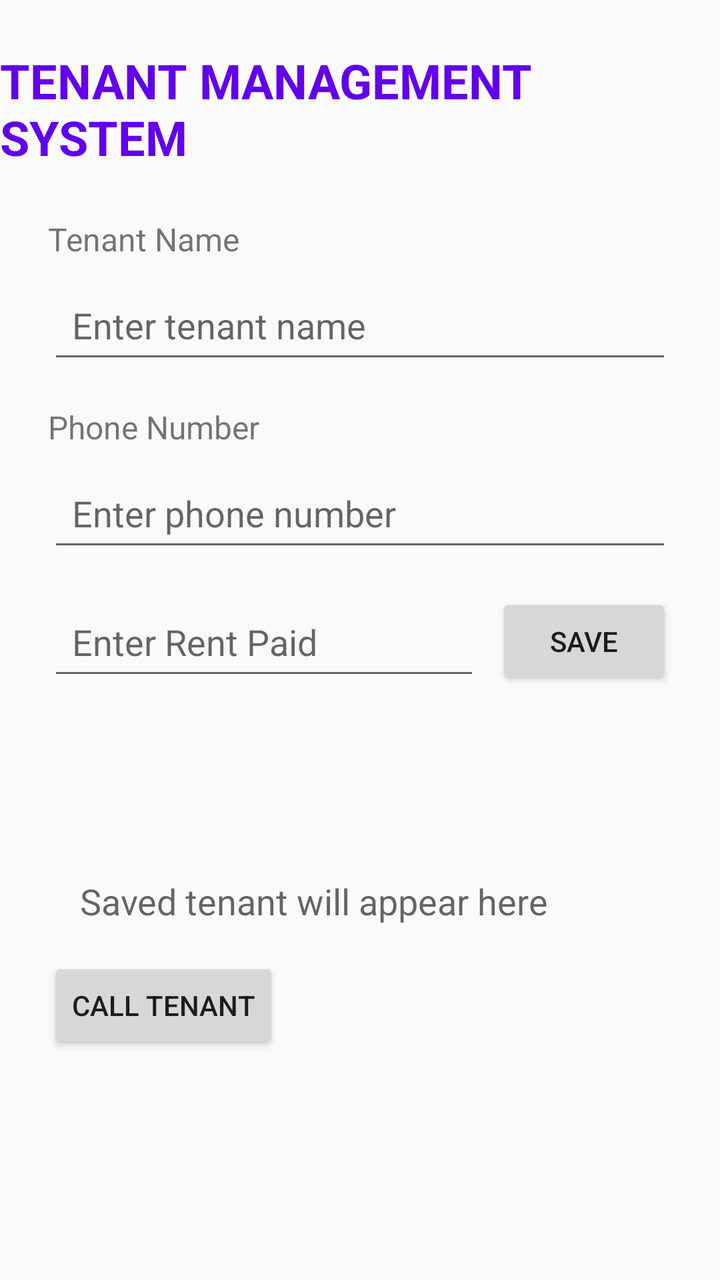
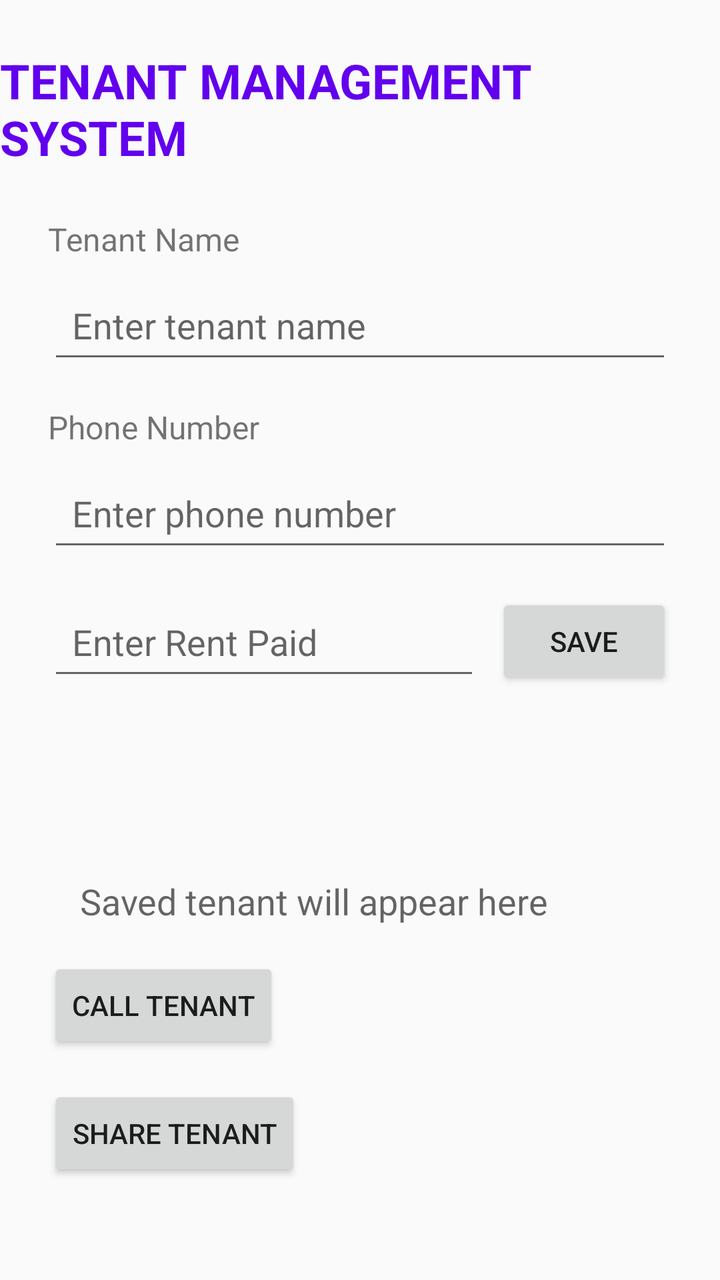

Two renders of the same Android screen: before a commit and after it. Below are the layout's source before the change and the commit's diff.
<!-- AndroidManifest.xml: application theme Theme.TenantManagementSystemLab -->
<!-- res/layout/activity_main.xml -->
<?xml version="1.0" encoding="utf-8"?>
<layout
    xmlns:android="http://schemas.android.com/apk/res/android"
    xmlns:app="http://schemas.android.com/apk/res-auto">

    <data>
        <variable
            name="tenant"
            type="com.example.tenantmanagementsystemlab.Tenant" />
    </data>

    <androidx.constraintlayout.widget.ConstraintLayout
        android:layout_width="match_parent"
        android:layout_height="match_parent">

        <TextView
            android:id="@+id/titleTextView"
            android:textColor="#6200EE"
            android:layout_width="wrap_content"
            android:layout_height="wrap_content"
            android:text="TENANT MANAGEMENT SYSTEM"
            android:textSize="24sp"
            android:textStyle="bold"
            android:layout_marginTop="24dp"
            app:layout_constraintTop_toTopOf="parent"
            app:layout_constraintStart_toStartOf="parent"
            app:layout_constraintEnd_toEndOf="parent" />

        <TextView
            android:id="@+id/tenantNameLabel"
            android:layout_width="wrap_content"
            android:layout_height="wrap_content"
            android:text="Tenant Name"
            android:textSize="16sp"
            android:layout_marginTop="24dp"
            android:layout_marginStart="24dp"
            app:layout_constraintTop_toBottomOf="@id/titleTextView"
            app:layout_constraintStart_toStartOf="parent" />

        <EditText
            android:id="@+id/tenantNameEditText"
            android:layout_width="0dp"
            android:layout_height="wrap_content"
            android:hint="Enter tenant name"
            android:minHeight="48dp"
            android:padding="12dp"
            android:layout_marginTop="8dp"
            android:layout_marginStart="24dp"
            android:layout_marginEnd="24dp"
            app:layout_constraintTop_toBottomOf="@id/tenantNameLabel"
            app:layout_constraintStart_toStartOf="parent"
            app:layout_constraintEnd_toEndOf="parent" />

        <TextView
            android:id="@+id/phoneLabel"
            android:layout_width="wrap_content"
            android:layout_height="wrap_content"
            android:text="Phone Number"
            android:textSize="16sp"
            android:layout_marginTop="16dp"
            android:layout_marginStart="24dp"
            app:layout_constraintTop_toBottomOf="@id/tenantNameEditText"
            app:layout_constraintStart_toStartOf="parent" />

        <EditText
            android:id="@+id/phoneEditText"
            android:layout_width="0dp"
            android:layout_height="wrap_content"
            android:hint="Enter phone number"
            android:inputType="phone"
            android:minHeight="48dp"
            android:padding="12dp"
            android:layout_marginTop="8dp"
            android:layout_marginStart="24dp"
            android:layout_marginEnd="24dp"
            app:layout_constraintTop_toBottomOf="@id/phoneLabel"
            app:layout_constraintStart_toStartOf="parent"
            app:layout_constraintEnd_toEndOf="parent" />

        <EditText
            android:id="@+id/rentEditText"
            android:layout_width="0dp"
            android:layout_height="wrap_content"
            android:hint="Enter Rent Paid"
            android:inputType="numberDecimal"
            android:minHeight="48dp"
            android:padding="12dp"
            android:layout_marginStart="24dp"
            android:layout_marginTop="16dp"
            android:layout_marginEnd="8dp"
            app:layout_constraintTop_toBottomOf="@id/phoneEditText"
            app:layout_constraintStart_toStartOf="parent"
            app:layout_constraintEnd_toStartOf="@id/saveButton" />

        <Button
            android:id="@+id/saveButton"
            android:layout_width="wrap_content"
            android:layout_height="wrap_content"
            android:text="SAVE"
            android:layout_marginEnd="24dp"
            app:layout_constraintTop_toTopOf="@id/rentEditText"
            app:layout_constraintEnd_toEndOf="parent" />
        <TextView
            android:id="@+id/tenantNameDisplay"
            android:layout_width="wrap_content"
            android:layout_height="wrap_content"
            android:text="@{tenant.name}"
            android:textSize="22sp"
            android:textStyle="bold"
            android:layout_marginTop="24dp"
            app:layout_constraintTop_toBottomOf="@id/rentEditText"
            app:layout_constraintStart_toStartOf="parent"
            app:layout_constraintEnd_toEndOf="parent" />

        <TextView
            android:id="@+id/tenantResultTextView"
            android:textColor="#1976D2"
            android:layout_width="0dp"
            android:layout_height="wrap_content"
            android:text="@{tenant.summary()}"
            android:hint="Saved tenant will appear here"
            android:textSize="18sp"
            android:padding="16dp"
            android:layout_margin="24dp"
            app:layout_constraintTop_toBottomOf="@id/tenantNameDisplay"
            app:layout_constraintStart_toStartOf="parent"
            app:layout_constraintEnd_toEndOf="parent" />
        <Button
            android:id="@+id/callButton"
            android:layout_width="wrap_content"
            android:layout_height="wrap_content"
            android:text="CALL TENANT"
            android:layout_marginStart="24dp"
            app:layout_constraintTop_toBottomOf="@id/tenantResultTextView"
            app:layout_constraintStart_toStartOf="parent" />
    </androidx.constraintlayout.widget.ConstraintLayout>

</layout>
<!-- resources referenced by this layout -->
<resources>
  <style name="Theme.TenantManagementSystemLab" parent="Theme.AppCompat.Light.DarkActionBar" />
</resources>

<!-- the commit's change to res/layout/activity_main.xml (unified diff, before → after) -->
@@ -133,6 +133,16 @@
             android:layout_marginStart="24dp"
             app:layout_constraintTop_toBottomOf="@id/tenantResultTextView"
             app:layout_constraintStart_toStartOf="parent" />
+
+        <Button
+            android:id="@+id/shareButton"
+            android:layout_width="wrap_content"
+            android:layout_height="wrap_content"
+            android:text="SHARE TENANT"
+            android:layout_marginStart="24dp"
+            android:layout_marginTop="16dp"
+            app:layout_constraintTop_toBottomOf="@id/callButton"
+            app:layout_constraintStart_toStartOf="parent" />
     </androidx.constraintlayout.widget.ConstraintLayout>
 
 </layout>
